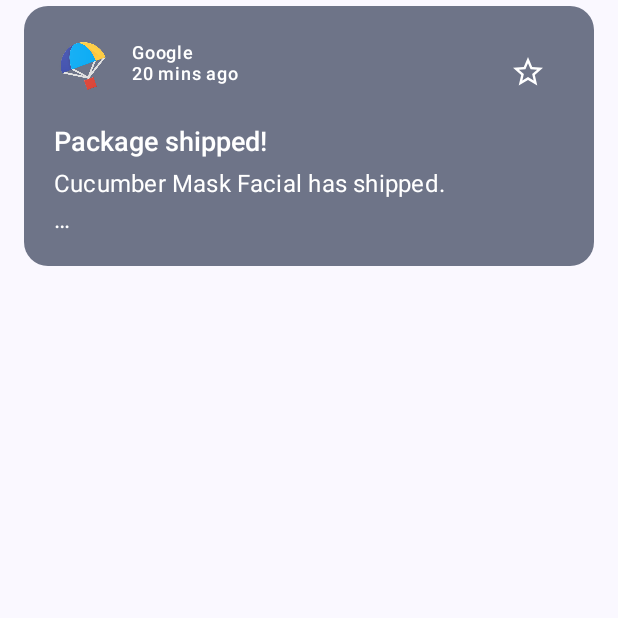
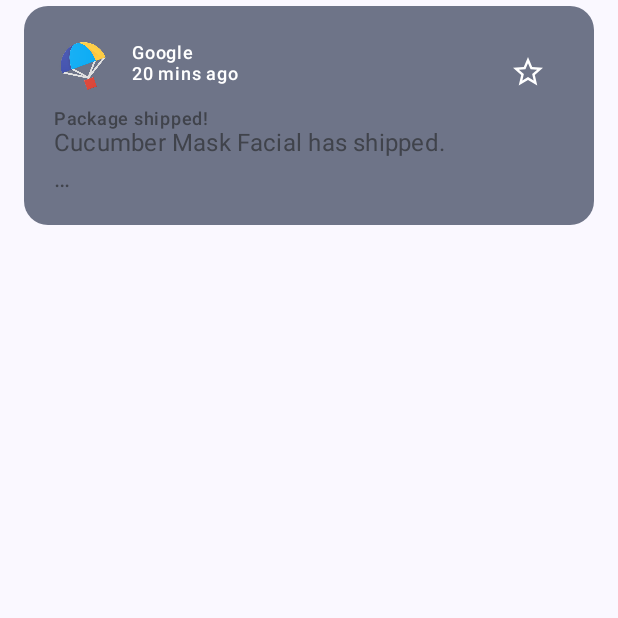
Before and after one commit to BH0791/DemoJetpackCompose, an Android app built with Jetpack Compose: the composable ReplyEmailListItem called with sample values from the repository, on a phone screen of 412 x 824 dp, the top half of it. Run offline under Robolectric (Android 15) with nearby library versions, the phone set to English and light mode, and no system bars.

Commit message:
8. Mise en valeur

```diff
--- a/themingcodelab/src/main/java/com/example/themingcodelab/ui/components/ReplyEmailListItem.kt
+++ b/themingcodelab/src/main/java/com/example/themingcodelab/ui/components/ReplyEmailListItem.kt
@@ -101,14 +101,15 @@ fun ReplyEmailListItem(
 
             Text(
                 text = email.subject,
-                modifier = Modifier.padding(top = 12.dp, bottom = 8.dp),
-                style = MaterialTheme.typography.titleLarge
+                style = MaterialTheme.typography.labelMedium,
+                color = MaterialTheme.colorScheme.onSurfaceVariant
             )
             Text(
                 text = email.body,
                 maxLines = 2,
-                overflow = TextOverflow.Ellipsis,
-                style = MaterialTheme.typography.bodyLarge
+                style = MaterialTheme.typography.bodyLarge,
+                color = MaterialTheme.colorScheme.onSurfaceVariant,
+                overflow = TextOverflow.Ellipsis
             )
         }
     }
```
